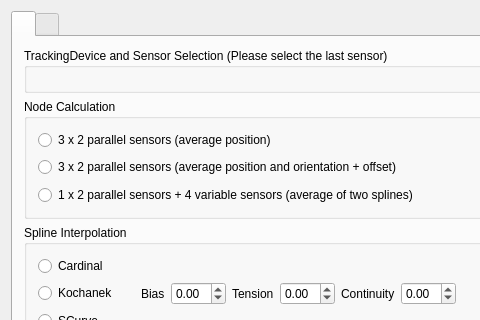
First picture: the form in Plugins/org.mitk.gui.qt.endoscopevisualization/src/internal/EndoscopeVisualizationControls.ui, repository heinpa02/EndoscopeVisualizationPlugin, before the edit; both pictures show x 0 to 480 and y 0 to 320 of the 621 by 563 pixel window.
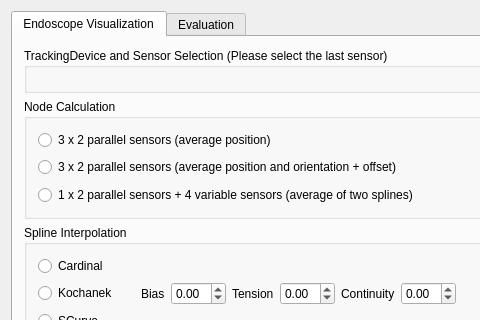
Second picture: the form after the edit. Custom widgets are drawn as their Qt base class.

Commit message: adjust/repair 6DOF orientation

The edit to the form file:
```diff
--- a/Plugins/org.mitk.gui.qt.endoscopevisualization/src/internal/EndoscopeVisualizationControls.ui
+++ b/Plugins/org.mitk.gui.qt.endoscopevisualization/src/internal/EndoscopeVisualizationControls.ui
@@ -25,12 +25,18 @@
      <property name="whatsThis">
       <string>&lt;html&gt;&lt;head/&gt;&lt;body&gt;&lt;p&gt;&lt;br/&gt;&lt;/p&gt;&lt;/body&gt;&lt;/html&gt;</string>
      </property>
+     <property name="styleSheet">
+      <string notr="true"/>
+     </property>
+     <property name="tabPosition">
+      <enum>QTabWidget::North</enum>
+     </property>
      <property name="currentIndex">
       <number>0</number>
      </property>
      <widget class="QWidget" name="Page1_Visualization">
       <attribute name="title">
-       <string/>
+       <string>Endoscope Visualization</string>
       </attribute>
       <layout class="QVBoxLayout" name="verticalLayout_4">
        <item>
@@ -309,7 +315,7 @@
      </widget>
      <widget class="QWidget" name="Page2_Evaluation">
       <attribute name="title">
-       <string/>
+       <string>Evaluation</string>
       </attribute>
       <layout class="QVBoxLayout" name="verticalLayout_3">
        <item>
```
Left out of the diff: 37 changed lines with no effect on the pictures. The commit also changes 2 other files.
